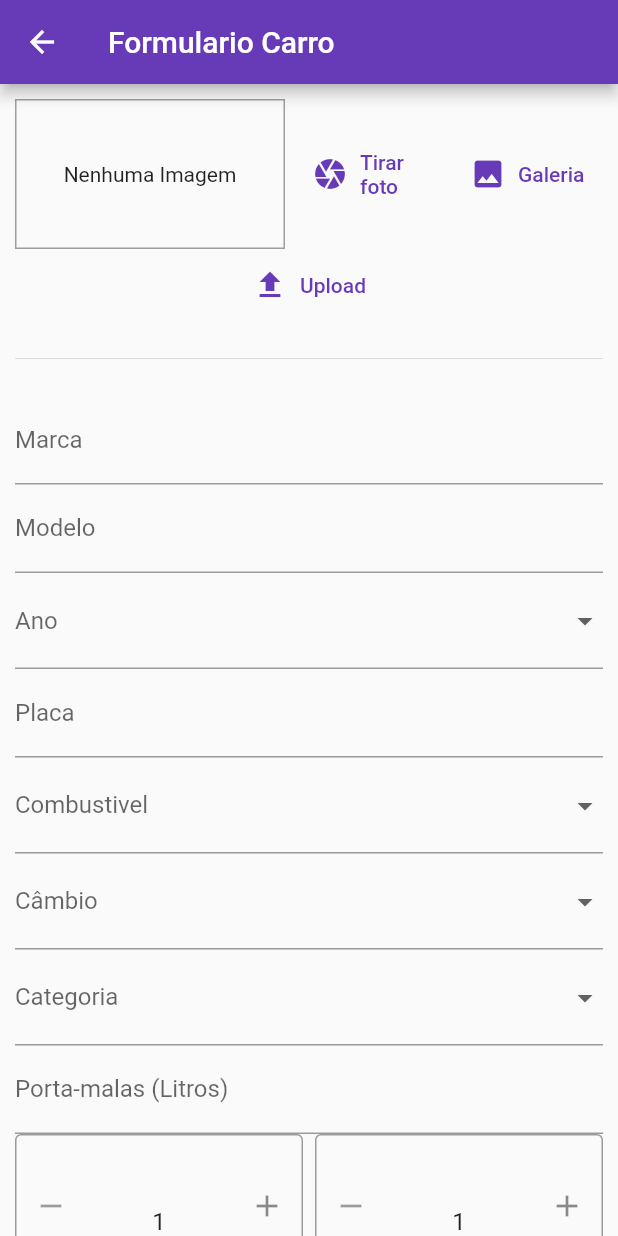
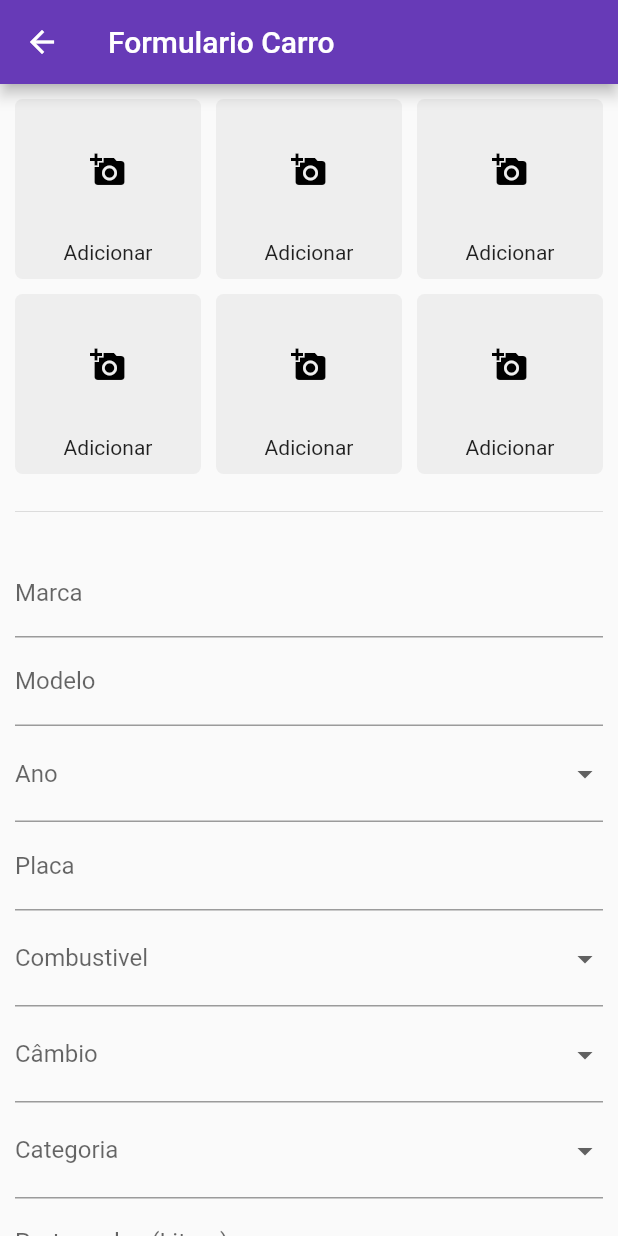
Before and after one commit to CarUs-CarRentals/app-demo, a Flutter app: the CarFormScreen screen opened by its route, on a phone screen of 412 x 824 dp. Run offline on Flutter 3.47's test engine with Material 2 defaults, Android fonts, the phone set to English and light mode, and no system bars; drawn by our look-alikes of flutter_spinbox; our stand-ins replace carousel_slider, firebase_core, firebase_storage, flutter_rating_bar, google_maps_flutter, image_picker and 4 more; missing offline and left inert: custom_marker, outline_search_bar; accounts and stored records are empty.

Commit message:
coding upload image from camera and gallery on car form

```diff
--- a/lib/components/car_form.dart
+++ b/lib/components/car_form.dart
@@ -22,7 +22,6 @@ class _CarFormState extends State<CarForm> {
   final _formKey = GlobalKey<FormState>();
   final _formData = Map<String, Object>();
 
-  bool isVisible = true;
   String dropdownValue = '2022';
   int _currentTrunkValue = 1;
   File _pickedImage = File('');
@@ -125,13 +124,24 @@ class _CarFormState extends State<CarForm> {
     return Form(
       child: ListView(
         children: [
-          if (isVisible)
           Column(
             children: [
               SizedBox(
                 height: 10,
               ),
-                ImageInput(this._selectImage),
+              GridView.builder(
+                  shrinkWrap: true,
+                  itemCount: 6,
+                  gridDelegate: SliverGridDelegateWithFixedCrossAxisCount(
+                    crossAxisCount: 3,
+                    crossAxisSpacing: 10,
+                    mainAxisSpacing: 10,
+                    childAspectRatio: 1,
+                    mainAxisExtent: 120,
+                  ),
+                  itemBuilder: (context, index) {
+                    return ImageInput(this._selectImage);
+                  }),
               Divider(
                 height: 50,
               ),
@@ -153,8 +163,7 @@ class _CarFormState extends State<CarForm> {
                     dropdownValue = newValue!;
                   });
                 },
-                  items:
-                      yearsList.map<DropdownMenuItem<String>>((String value) {
+                items: yearsList.map<DropdownMenuItem<String>>((String value) {
                   return DropdownMenuItem<String>(
                     value: value,
                     child: Center(
@@ -243,8 +252,7 @@ class _CarFormState extends State<CarForm> {
                 }).toList(),
               ),
               TextFormField(
-                  decoration:
-                      InputDecoration(labelText: 'Porta-malas (Litros)'),
+                decoration: InputDecoration(labelText: 'Porta-malas (Litros)'),
                 keyboardType: TextInputType.number,
                 inputFormatters: <TextInputFormatter>[
                   //FilteringTextInputFormatter.allow(RegExp(r'[0-9]')),
@@ -345,9 +353,7 @@ class _CarFormState extends State<CarForm> {
           ),
           ElevatedButton(
             onPressed: () {
-              setState(() {
-                isVisible = !isVisible;
-              });
+              setState(() {});
             },
             style: ElevatedButton.styleFrom(
               primary: Theme.of(context).colorScheme.primary,
--- a/lib/widgets/image_input.dart
+++ b/lib/widgets/image_input.dart
@@ -60,61 +60,94 @@ class _ImageInputState extends State<ImageInput> {
     });
   }
 
+  _removePicture() {
+    setState(() {
+      _storedImage = File('');
+    });
+  }
+
   @override
   Widget build(BuildContext context) {
-    return Column(
+    return InkWell(
+      onTap: () {
+        showDialog(
+            context: context,
+            builder: (BuildContext context) {
+              return AlertDialog(
+                title: Text("Selecione uma opção"),
+                content: Text("Como deseja enviar a foto do seu carro?"),
+                actions: <Widget>[
+                  TextButton(
+                    onPressed: () {
+                      _getFromGallery();
+                      Navigator.of(context).pop();
+                    },
+                    child: const Text('GALERIA'),
+                  ),
+                  TextButton(
+                    onPressed: () {
+                      _takePicture();
+                      Navigator.of(context).pop();
+                    },
+                    child: const Text('CÂMERA'),
+                  ),
+                ],
+              );
+            });
+      },
+      child: AspectRatio(
+        aspectRatio: 1,
+        child: Stack(
           children: [
-        Row(
+            _storedImage.path != ''
+                ? ClipRRect(
+                    borderRadius: BorderRadius.all(Radius.circular(5.0)),
+                    child: Image.file(
+                      _storedImage,
+                      width: double.infinity,
+                      height: double.infinity,
+                      fit: BoxFit.cover,
+                    ),
+                  )
+                : Container(
+                    width: double.infinity,
+                    decoration: BoxDecoration(
+                      borderRadius:
+                          const BorderRadius.all(Radius.circular(5.0)),
+                      color: Colors.grey[200],
+                    ),
+                    child: Column(
                       children: [
                         Container(
-              width: 180,
-              height: 100,
-              decoration: BoxDecoration(
-                border: Border.all(
-                  width: 1,
-                  color: Colors.grey,
+                          child: Icon(Icons.add_a_photo,
+                              size: 24, color: Colors.black),
+                          padding: const EdgeInsets.symmetric(vertical: 35),
+                        ),
+                        Container(
+                          child: Text("Adicionar"),
+                        )
+                      ],
                     ),
                   ),
-              alignment: Alignment.center,
-              child: _storedImage.path != ''
-                  ? Image.file(
-                      _storedImage,
-                      width: double.infinity,
-                      fit: BoxFit.cover,
-                    )
-                  : Text("Nenhuma Imagem"),
-            ),
-            SizedBox(
-              width: 10,
-            ),
-            Expanded(
-              child: TextButton.icon(
-                onPressed: _takePicture,
-                icon: Icon(Icons.camera),
-                label: Text("Tirar foto"),
+            if (_storedImage.path != '')
+              Align(
+                alignment: Alignment.bottomRight,
+                child: InkWell(
+                  onTap: _removePicture,
+                  child: CircleAvatar(
+                    backgroundColor: Theme.of(context).colorScheme.secondary,
+                    radius: 10,
+                    child: Icon(
+                      Icons.close,
+                      size: 15,
+                      color: Colors.white,
                     ),
                   ),
-            Expanded(
-              child: TextButton.icon(
-                onPressed: _getFromGallery,
-                icon: Icon(Icons.photo),
-                label: Text("Galeria"),
                 ),
               ),
           ],
         ),
-        Row(
-          children: [
-            Expanded(
-              child: TextButton.icon(
-                onPressed: _uploadImage,
-                icon: Icon(Icons.upload),
-                label: Text("Upload"),
       ),
-            ),
-          ],
-        )
-      ],
     );
   }
 }
```
Lines whose indentation alone changed are shown as unchanged.
